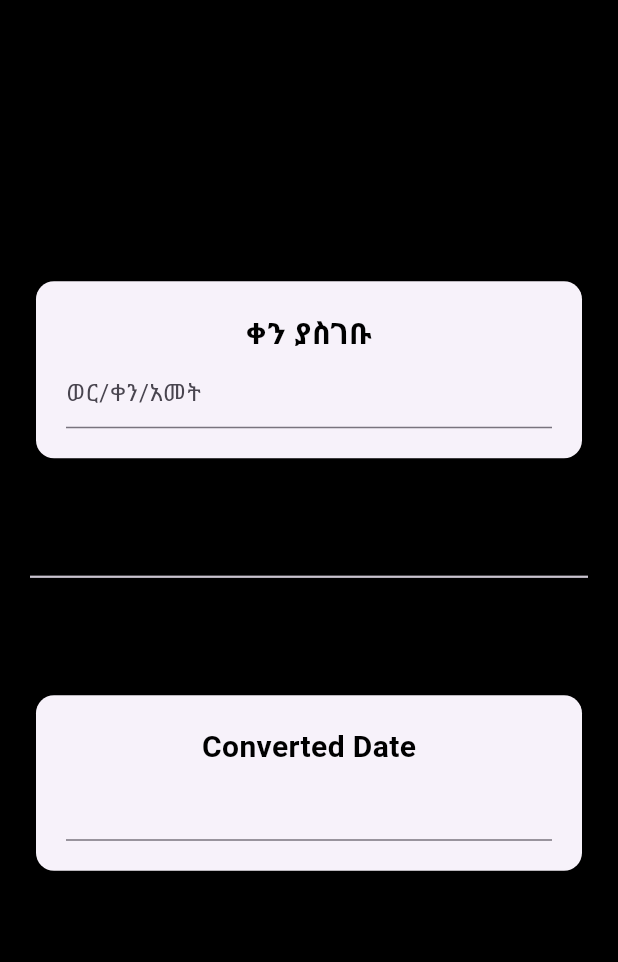
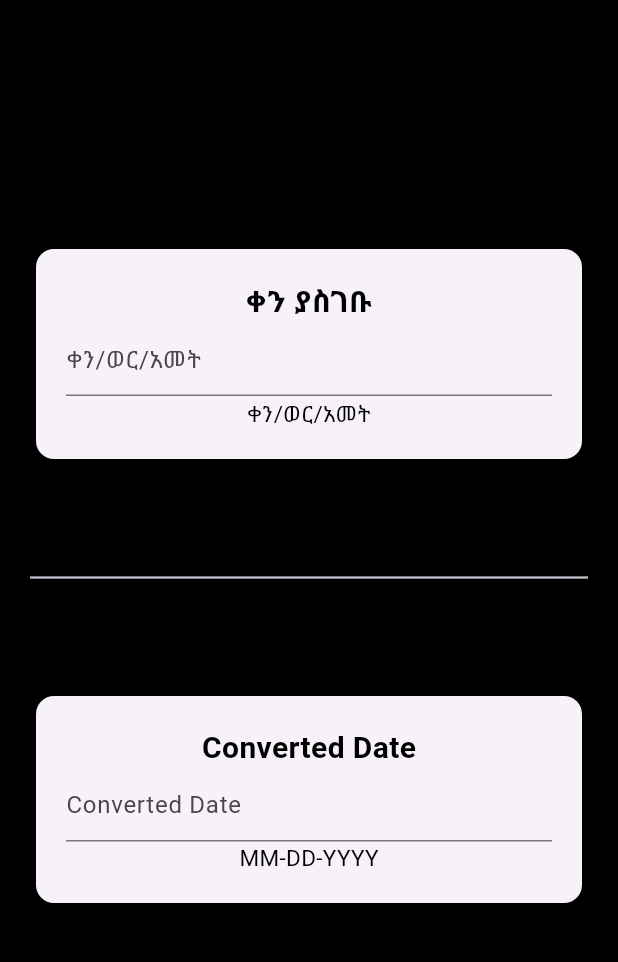
Before and after one commit to etsubie/date-time, a Flutter app: the Convert_Date screen opened by its route, on a phone screen of 412 x 824 dp, the part 84-1046 px from its top. Run offline on Flutter 3.47's test engine with Material 3 defaults, Android fonts, the phone set to English and light mode, and no system bars; our stand-ins replace flutter_spinkit; network calls fail.

Commit message:
add date conversion

```diff
--- a/lib/pages/convert.dart
+++ b/lib/pages/convert.dart
@@ -11,24 +11,81 @@ class Convert_Date extends StatefulWidget {
 }
 
 class _Convert_DateState extends State<Convert_Date> {
+  final TextEditingController _ethiopianDateController = TextEditingController();
+  final TextEditingController _gregorianDateController = TextEditingController();
+
+  // Function to check if a year is a leap year
+  bool _isLeapYear(int year) {
+    return (year % 4 == 3);
+  }
+
+ // Function to convert Ethiopian date to Gregorian date
+String _convertEthiopianToGregorian(String ethiopianDate) {
+  final parts = ethiopianDate.split('/');
+  if (parts.length != 3) return 'Invalid Date';
+
+  try {
+    int day = int.parse(parts[0]);
+    int month = int.parse(parts[1]);
+    int year = int.parse(parts[2]);
+
+    // Validate Ethiopian date
+    if (day < 1 || day > (month == 13 ? (_isLeapYear(year) ? 6 : 5) : 30) || month < 1 || month > 13) {
+      return 'Invalid Date';
+    }
+
+    // Calculate the Gregorian year
+    int gregorianYear = year + 7;
+    int gregorianMonth = 9;
+    int gregorianDay = 11;
+
+    // Adjust for Ethiopian New Year starting on September 11 (or 12 in leap years)
+    DateTime gregorianNewYear = DateTime(gregorianYear, gregorianMonth, gregorianDay);
+    if (_isLeapYear(gregorianYear)) {
+      gregorianNewYear = DateTime(gregorianYear, gregorianMonth, gregorianDay + 1);
+    }
+
+    // Calculate the day of the year in the Ethiopian calendar
+    int ethiopianDayOfYear = (month - 1) * 30 + day;
+    if (month == 13) {
+      ethiopianDayOfYear += (_isLeapYear(year) ? 6 : 5);
+    }
+
+    // Calculate the corresponding Gregorian date
+    DateTime gregorianDate = gregorianNewYear.add(Duration(days: ethiopianDayOfYear - 1));
+
+    // Format the Gregorian date
+    String formattedDate = '${gregorianDate.month}/${gregorianDate.day}/${gregorianDate.year}';
+    return formattedDate;
+  } catch (e) {
+    return 'Invalid Date';
+  }
+}
+
+  void _onDateChanged(String value) {
+    setState(() {
+      _gregorianDateController.text = _convertEthiopianToGregorian(value);
+    });
+  }
+
   @override
   Widget build(BuildContext context) {
     return Scaffold(
       backgroundColor: Colors.black,
       appBar: Navbar(),
-      body: const Center(
+      body: Center(
         child: Padding(
-        padding: EdgeInsets.all(20.0),
+          padding: const EdgeInsets.all(20.0),
           child: Column(
             mainAxisAlignment: MainAxisAlignment.center,
             crossAxisAlignment: CrossAxisAlignment.center,
             children: [
               Card(
                 child: Padding(
-                padding: EdgeInsets.all(20.0),
+                  padding: const EdgeInsets.all(20.0),
                   child: Column(
                     children: [
-                    Text(
+                      const Text(
                         'ቀን ያስገቡ',
                         style: TextStyle(
                             fontSize: 20.0,
@@ -36,25 +93,32 @@ class _Convert_DateState extends State<Convert_Date> {
                             color: Colors.black),
                       ),
                       TextField(
-                      decoration: InputDecoration(
-                        hintText: 'ወር/ቀን/አመት'
-                      )
-                    )
+                        controller: _ethiopianDateController,
+                        decoration: const InputDecoration(
+                          hintText: 'ቀን/ወር/አመት',
+                        ),
+                        onChanged: _onDateChanged,
+                      ),
+                       const Text(
+                        'ቀን/ወር/አመት',
+                        style: TextStyle(
+                            fontSize: 15.0,
+                            color: Colors.black),
+                      ),
                     ],
                   ),
-
                 ),
               ),
-            Divider(
+              const Divider(
                 height: 150.0,
                 thickness: 1.5,
               ),
               Card(
                 child: Padding(
-                padding: EdgeInsets.all(20.0),
+                  padding: const EdgeInsets.all(20.0),
                   child: Column(
                     children: [
-                    Text(
+                      const Text(
                         'Converted Date',
                         style: TextStyle(
                             fontSize: 20.0,
@@ -62,15 +126,26 @@ class _Convert_DateState extends State<Convert_Date> {
                             color: Colors.black),
                       ),
                       TextField(
-
-                    )
+                        controller: _gregorianDateController,
+                        readOnly: true,
+                        decoration: const InputDecoration(
+                          hintText: 'Converted Date',
+                        ),
+                      ),
+                      const Text(
+                        'MM-DD-YYYY',
+                        style: TextStyle(
+                            fontSize: 15.0,
+                            color: Colors.black),
+                      ),
                     ],
                   ),
                 ),
-            )
+              ),
             ],
           ),
-      )),
+        ),
+      ),
     );
   }
 }
--- a/lib/pages/loading.dart
+++ b/lib/pages/loading.dart
@@ -12,7 +12,7 @@ class _LoadingState extends State<Loading> {
   @override
   Widget build(BuildContext context) {
     return const Scaffold(
-        backgroundColor: Colors.blueGrey,
+        backgroundColor: Colors.black,
         body: Center(
           child: SpinKitRotatingCircle(
             color: Colors.amber,
--- a/pubspec.yaml
+++ b/pubspec.yaml
@@ -38,8 +38,6 @@ dependencies:
   http: ^1.2.2
   intl: ^0.18.1
   flutter_spinkit: ^5.2.1
-  ethiopian_calendar: ^0.0.2
-  # jiffy: ^6.3.1
 
 dev_dependencies:
   flutter_test:
```
Also changed, not shown: pubspec.lock. Lines whose indentation alone changed are shown as unchanged.
